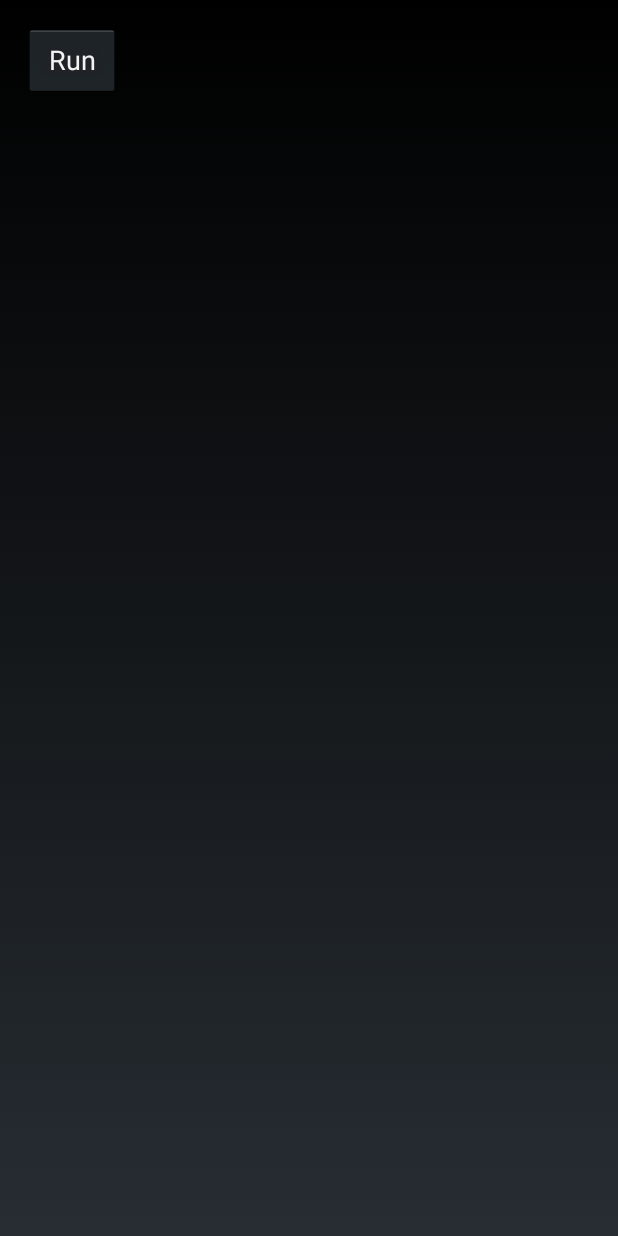
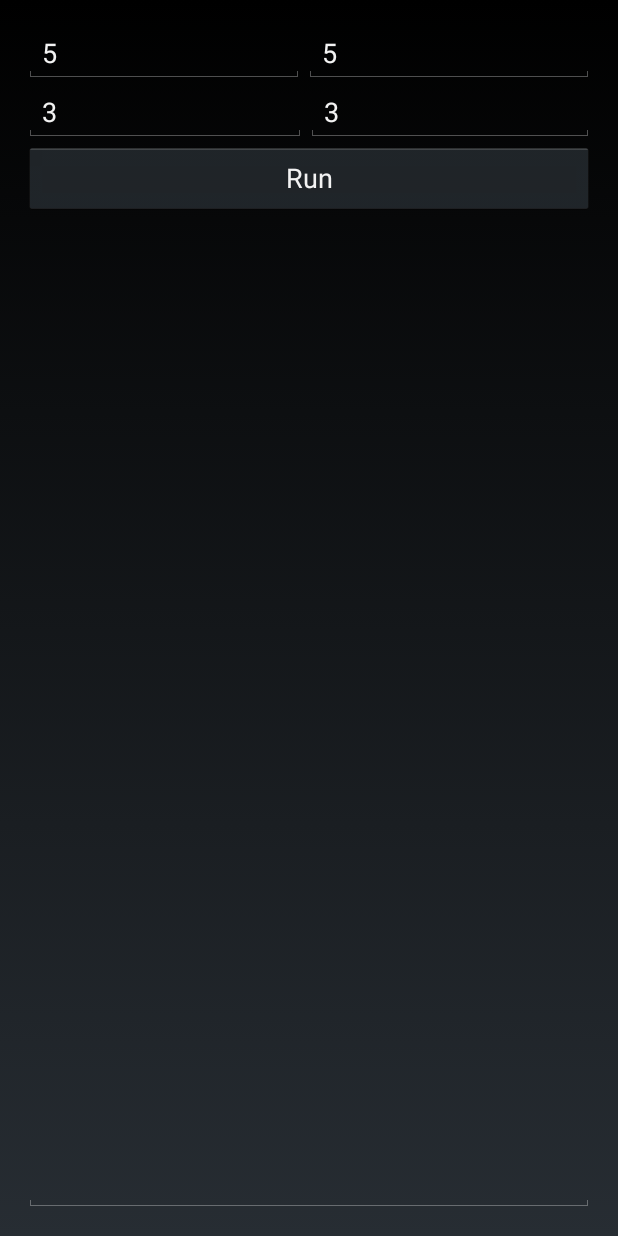
Before and after one commit to AndreasSE93/devgui2-project, an Android app: the layout activity_grid_maker_test.xml on its own in the app's theme, with its tools: preview values and no code run, on a phone screen of 412 x 824 dp. Run offline under Robolectric (Android 15) with nearby library versions, the light colour scheme and no system bars.

Commit message:
Made grid generation more random

```diff
--- a/app/src/main/res/layout/activity_grid_maker_test.xml
+++ b/app/src/main/res/layout/activity_grid_maker_test.xml
@@ -13,18 +13,79 @@
         android:layout_width="fill_parent"
         android:layout_height="fill_parent">
 
+        <LinearLayout
+            android:orientation="horizontal"
+            android:layout_width="fill_parent"
+            android:layout_height="wrap_content">
+
+            <EditText
+                android:layout_width="wrap_content"
+                android:layout_height="wrap_content"
+                android:inputType="number"
+                android:id="@+id/gridWidth"
+                android:hint="gridWidth"
+                android:editable="true"
+                android:numeric="integer"
+                android:layout_weight="1"
+                android:text="5"/>
+
+            <EditText
+                android:layout_width="wrap_content"
+                android:layout_height="wrap_content"
+                android:inputType="number"
+                android:id="@+id/gridHeight"
+                android:hint="gridHeight"
+                android:editable="true"
+                android:numeric="integer"
+                android:layout_weight="1"
+                android:text="5"/>
+        </LinearLayout>
+
+        <LinearLayout
+            android:orientation="horizontal"
+            android:layout_width="fill_parent"
+            android:layout_height="wrap_content">
+
+            <EditText
+                android:layout_width="wrap_content"
+                android:layout_height="wrap_content"
+                android:inputType="number"
+                android:id="@+id/blockMinSize"
+                android:hint="blockMinSize"
+                android:editable="true"
+                android:numeric="integer"
+                android:layout_weight="1"
+                android:text="3"/>
+
+            <EditText
+                android:layout_width="wrap_content"
+                android:layout_height="wrap_content"
+                android:inputType="number"
+                android:id="@+id/blockMaxSize"
+                android:hint="blockMaxSize"
+                android:editable="true"
+                android:numeric="integer"
+                android:layout_weight="1"
+                android:text="3"/>
+        </LinearLayout>
+
         <Button
-            android:layout_width="wrap_content"
+            android:layout_width="fill_parent"
             android:layout_height="wrap_content"
             android:text="Run"
             android:id="@+id/button"
             android:onClick="run"/>
 
-        <TextView
+        <EditText
             android:layout_width="fill_parent"
             android:layout_height="fill_parent"
+            android:ems="10"
             android:id="@+id/text"
-            android:inputType="none"
-            android:focusable="true"/>
+            android:enabled="true"
+            android:gravity="start"
+            android:textSize="@dimen/abc_text_size_small_material"
+            android:elegantTextHeight="false"/>
+
     </LinearLayout>
+
 </RelativeLayout>
```
Also changed, not shown: app/src/main/java/devgui2/devgui2_project/GridMaker.java (+23 -16 lines), app/src/main/java/devgui2/devgui2_project/GridMakerTest.java (+7 -4 lines).
